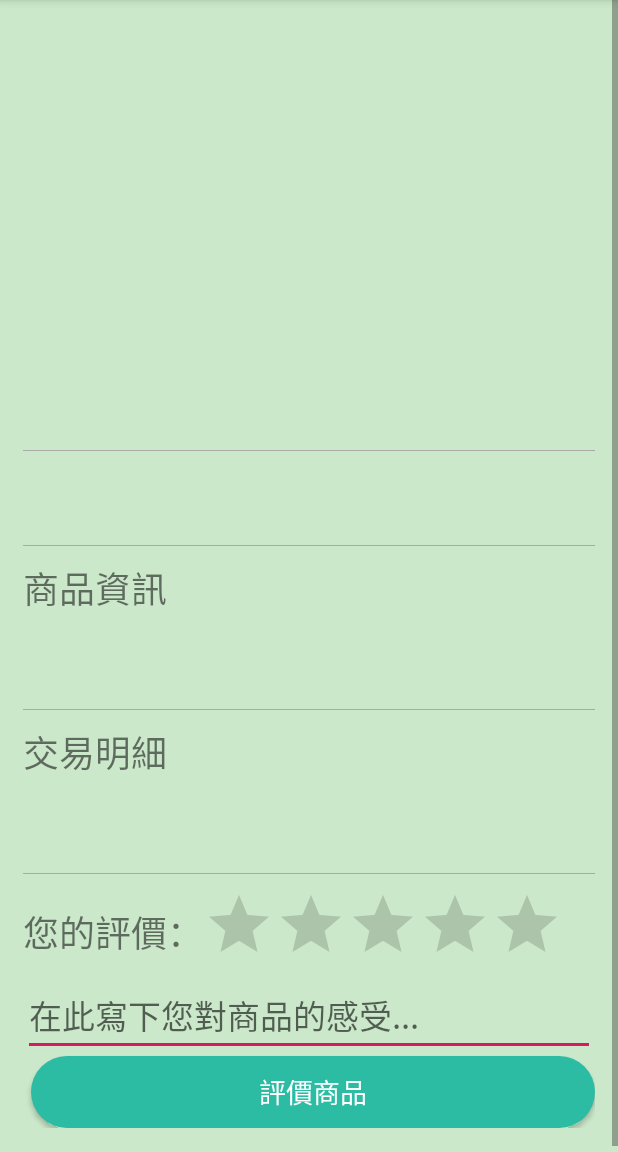
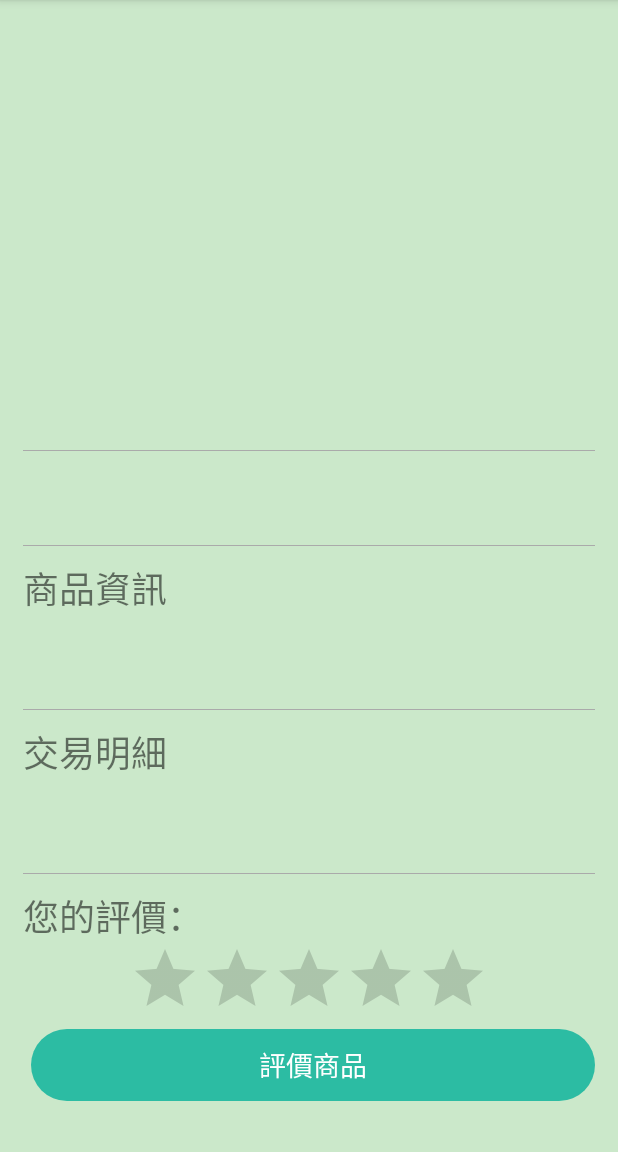
Before and after one commit to ericbig66/Hapyy-Coin-Client-Remaster, an Android app: the eval_product screen opened directly, with no data from a screen before it, on a phone screen of 412 x 824 dp, the part 84-1236 px from its top. Run offline under Robolectric (Android 15) with nearby library versions, the light colour scheme and no system bars; 3 statements that could not run were skipped.

Commit message:
商品評價完成 活動評價製作中

```diff
--- a/app/src/main/java/com/greeting/happycoin/MainActivity.java
+++ b/app/src/main/java/com/greeting/happycoin/MainActivity.java
@@ -27,7 +27,7 @@ public class MainActivity extends AppCompatActivity {
     public static ArrayList<Integer> Pamount = new ArrayList<>(); //庫存數
     public static ArrayList<String> Vendor = new ArrayList<>();   //廠商
     public static ArrayList<String> PIMG = new ArrayList<>();     //商品圖
-    public static ArrayList<String> happypi = new ArrayList<>();  //商品說明
+    public static ArrayList<String> Pdescribtion = new ArrayList<>();  //商品說明
     public static int BuyId = -1;                                 //被點選之商品位於清單之第幾項
     //活動資料
     public static ArrayList<String> Aid = new ArrayList<>();           //活動編號
--- a/app/src/main/java/com/greeting/happycoin/market.java
+++ b/app/src/main/java/com/greeting/happycoin/market.java
@@ -34,10 +34,10 @@ import static com.greeting.happycoin.MainActivity.BuyId;
 import static com.greeting.happycoin.MainActivity.PID;
 import static com.greeting.happycoin.MainActivity.PIMG;
 import static com.greeting.happycoin.MainActivity.Pamount;
+import static com.greeting.happycoin.MainActivity.Pdescribtion;
 import static com.greeting.happycoin.MainActivity.Pname;
 import static com.greeting.happycoin.MainActivity.Pprice;
 import static com.greeting.happycoin.MainActivity.Vendor;
-import static com.greeting.happycoin.MainActivity.happypi;
 import static com.greeting.happycoin.MainActivity.hideKB;
 import static com.greeting.happycoin.MainActivity.popup;
 
@@ -91,7 +91,7 @@ public class market extends AppCompatActivity {
                         Pamount.add(rs.getInt("stock"));
                         Vendor.add(rs.getString("name"));
                         PIMG.add(rs.getString("picture"));
-                        happypi.add(rs.getString("description"));
+                        Pdescribtion.add(rs.getString("description"));
                     }
 
                     return PID.size() + "";//回傳結果給onPostExecute==>取得輸出變數(位置)
@@ -413,6 +413,6 @@ public Bitmap ConvertToBitmap(int ID){ //將Base64轉換為點陣圖
         Pamount.clear();
         Vendor.clear();
         PIMG.clear();
-        happypi.clear();
+        Pdescribtion.clear();
     }
 }
--- a/app/src/main/java/com/greeting/happycoin/productDetail.java
+++ b/app/src/main/java/com/greeting/happycoin/productDetail.java
@@ -100,7 +100,7 @@ public class productDetail extends AppCompatActivity {
     }
 
     //連接資料庫以完成交易
-    private class ConnectMySql extends AsyncTask<String, Void, String> {
+    class ConnectMySql extends AsyncTask<String, Void, String> {
         String res="";//錯誤信息儲存變數
         String uuid=getUUID(getApplicationContext());//取得裝置UUID供交易使用
         //準備購買
--- a/app/src/main/res/layout/layout_eval_product.xml
+++ b/app/src/main/res/layout/layout_eval_product.xml
@@ -93,7 +93,7 @@
                 android:textSize="24sp" />
 
             <TextView
-                android:id="@+id/txtVdrName2"
+                android:id="@+id/detail"
                 android:layout_width="match_parent"
                 android:layout_height="wrap_content"
                 android:layout_marginBottom="10dp"
@@ -110,12 +110,6 @@
                 android:background="@android:color/darker_gray"
                 android:paddingTop="10dp" />
 
-            <LinearLayout
-                android:layout_width="match_parent"
-                android:layout_height="match_parent"
-                android:layout_gravity="left|center_vertical"
-                android:layout_weight="0">
-
             <TextView
                 android:id="@+id/textView4"
                 android:layout_width="wrap_content"
@@ -130,13 +124,13 @@
                 style="@style/Widget.AppCompat.RatingBar"
                 android:layout_width="wrap_content"
                 android:layout_height="wrap_content"
-                    android:layout_gravity="center_vertical"
+                android:layout_gravity="center_horizontal"
                 android:accessibilityLiveRegion="polite"
                 android:indeterminate="false"
                 android:max="5"
                 android:numStars="5"
-                    android:rating="0" />
-            </LinearLayout>
+                android:rating="0"
+                android:stepSize="1" />
 
             <EditText
                 android:id="@+id/comment"
@@ -147,7 +141,8 @@
                 android:gravity="start|top"
                 android:hint="在此寫下您對商品的感受..."
                 android:inputType="textMultiLine"
-                android:textSize="22sp" />
+                android:textSize="22sp"
+                android:visibility="gone" />
 
             <Button
                 android:id="@+id/btnBuy"
@@ -156,6 +151,7 @@
                 android:layout_marginLeft="5dp"
                 android:layout_weight="1"
                 android:background="@drawable/rounded_button_green"
+                android:enabled="false"
                 android:minWidth="50dp"
                 android:text="評價商品"
                 android:textColor="#FFFFFF"
--- a/app/src/main/res/layout/layout_login_and_register.xml
+++ b/app/src/main/res/layout/layout_login_and_register.xml
@@ -233,16 +233,16 @@
             android:layout_width="wrap_content"
             android:layout_height="0dp"
             android:layout_row="3"
-            android:layout_rowWeight="0.33"
+            android:layout_rowWeight="0.1"
             android:layout_column="1"
-            android:layout_columnWeight="0.5"
+            android:layout_columnWeight="0.1"
             android:layout_marginLeft="1.25dp"
             android:layout_marginRight="2.5dp"
             android:layout_marginBottom="2.5dp"
             android:layout_weight="0.5"
             android:background="#2CBCA3"
             android:onClick="execute"
-            android:text="評價商品"
+            android:text="商品&amp;活動\n評價中心"
             android:textColor="#FFFFFF"
             android:textSize="24sp" />
     </GridLayout>
```
Also changed, not shown: app/src/main/java/com/greeting/happycoin/eval_product.java (+164 -0 lines), app/src/main/java/com/greeting/happycoin/game.java (+9 -0 lines), app/src/main/java/com/greeting/happycoin/product_rating.java (+11 -9 lines), 1 other file. Lines whose indentation alone changed are shown as unchanged.
